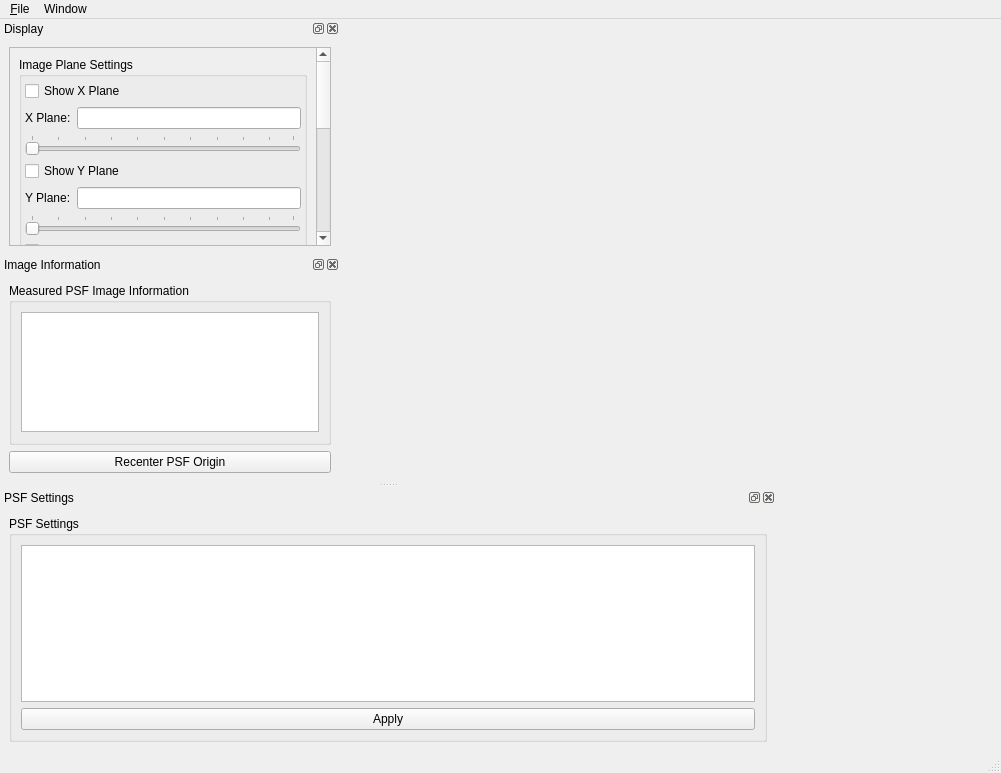
Old version of the form apps/VisualPSFOptimizer/VisualPSFOptimizer.ui in the repository CISMM/PSFEstimator.
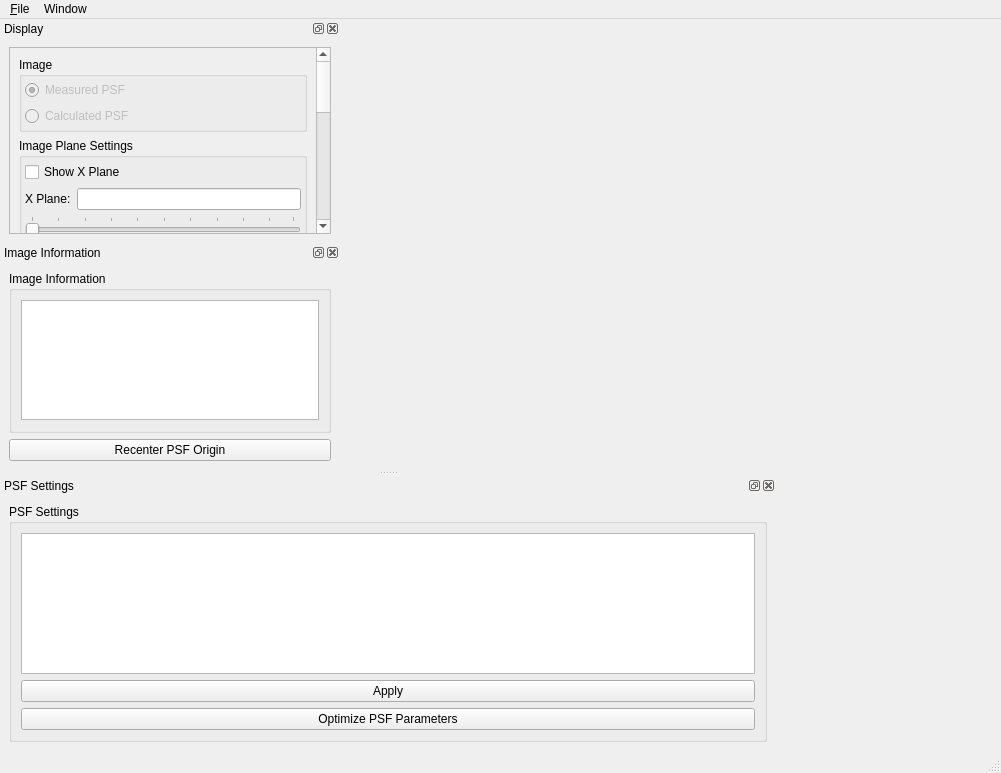
New version of the form. Custom widgets are drawn as their Qt base class.

What changed in the file:
```diff
--- a/apps/VisualPSFOptimizer/VisualPSFOptimizer.ui
+++ b/apps/VisualPSFOptimizer/VisualPSFOptimizer.ui
@@ -140,12 +140,53 @@
         <property name="geometry">
          <rect>
           <x>0</x>
-          <y>-423</y>
+          <y>0</y>
           <width>297</width>
-          <height>566</height>
+          <height>634</height>
          </rect>
         </property>
         <layout class="QVBoxLayout" name="verticalLayout_9">
+         <item>
+          <widget class="QGroupBox" name="imageGroupBox">
+           <property name="title">
+            <string>Image</string>
+           </property>
+           <layout class="QVBoxLayout" name="verticalLayout_4">
+            <property name="margin">
+             <number>3</number>
+            </property>
+            <item>
+             <widget class="QRadioButton" name="measuredPSFRadioButton">
+              <property name="enabled">
+               <bool>false</bool>
+              </property>
+              <property name="toolTip">
+               <string>Show the loaded, measured PSF.</string>
+              </property>
+              <property name="text">
+               <string>Measured PSF</string>
+              </property>
+              <property name="checked">
+               <bool>true</bool>
+              </property>
+             </widget>
+            </item>
+            <item>
+             <widget class="QRadioButton" name="calculatedPSFRadioButton">
+              <property name="enabled">
+               <bool>false</bool>
+              </property>
+              <property name="toolTip">
+               <string>Show the calculated PSF.</string>
+              </property>
+              <property name="text">
+               <string>Calculated PSF</string>
+              </property>
+             </widget>
+            </item>
+           </layout>
+          </widget>
+         </item>
          <item>
           <widget class="QGroupBox" name="imagePlaneGroupBox">
            <property name="sizePolicy">
@@ -571,7 +612,7 @@
         </size>
        </property>
        <property name="title">
-        <string>Measured PSF Image Information</string>
+        <string>Image Information</string>
        </property>
        <layout class="QVBoxLayout" name="verticalLayout_7">
         <property name="bottomMargin">
@@ -643,7 +684,7 @@
    <property name="minimumSize">
     <size>
      <width>340</width>
-     <height>263</height>
+     <height>275</height>
     </size>
    </property>
    <property name="allowedAreas">
@@ -704,6 +745,13 @@
           </property>
          </widget>
         </item>
+        <item>
+         <widget class="QPushButton" name="optimizePSFParametersButton">
+          <property name="text">
+           <string>Optimize PSF Parameters</string>
+          </property>
+         </widget>
+        </item>
        </layout>
       </widget>
      </item>
```
Left out of the diff: 2 changed lines with no effect on the pictures.
